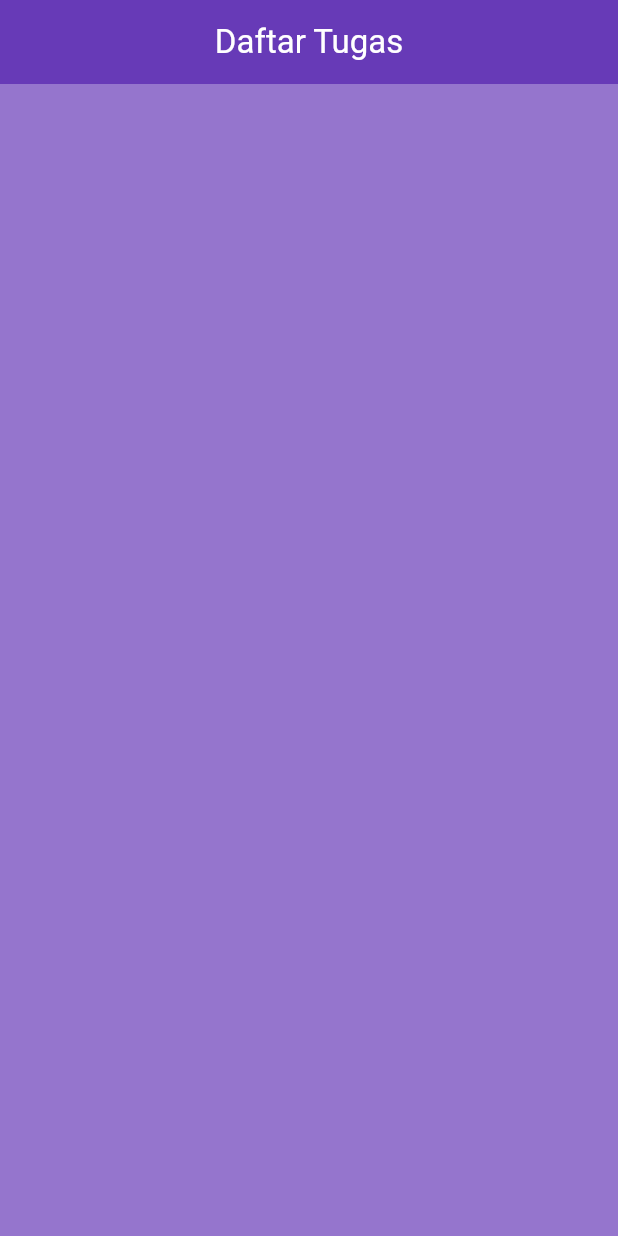
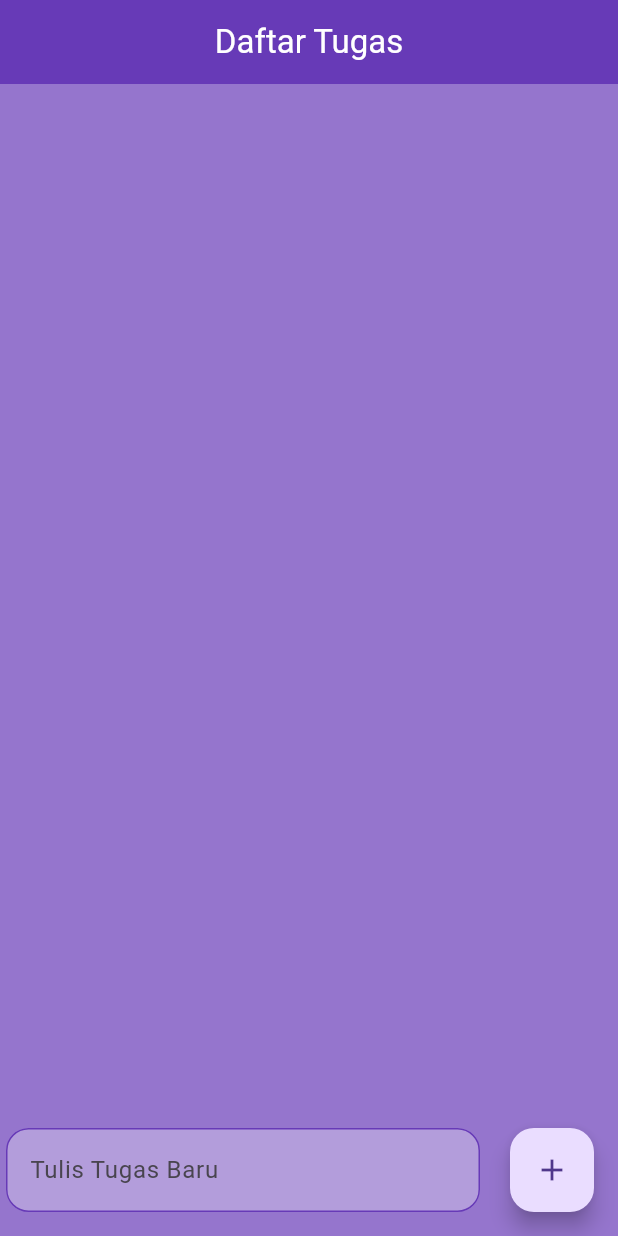
Before and after one commit to ella-ainurriska/tugas_mingguan, a Flutter app: the screen it shows after launch, on a phone screen of 412 x 824 dp. Run offline on Flutter 3.47's test engine with Material 3 defaults, Android fonts, the phone set to English and light mode, and no system bars.

Commit message:
Tambahkan input field dan tombol tambah untuk tugas baru

```diff
--- a/lib/pages/home_page.dart
+++ b/lib/pages/home_page.dart
@@ -54,6 +54,39 @@
           );
         },
       ),
+         floatingActionButton: Row (
+        children: [
+          Expanded(
+            child: Padding(
+              padding: const EdgeInsets.symmetric(horizontal: 20),
+              child: TextField(
+                controller: _controller,
+                decoration: InputDecoration(
+                  hintText: 'Tulis Tugas Baru',
+                  filled: true,
+                  fillColor: Colors.deepPurple.shade200,
+                  enabledBorder: OutlineInputBorder(
+                    borderSide: const BorderSide(
+                      color: Colors.deepPurple,
+                    ),
+                    borderRadius: BorderRadius.circular(15),
+                  ),
+                 focusedBorder: OutlineInputBorder(
+                    borderSide: const BorderSide(
+                      color: Colors.white,
+                    ),
+                    borderRadius: BorderRadius.circular(15),
+                  ),
+                ),
+              ),
+            ),
+          ),
+        FloatingActionButton(
+        onPressed: saveNewTask,
+        child: const Icon(Icons.add),
+        ),
+       ],
+      ),
     );
   }
 }
```
